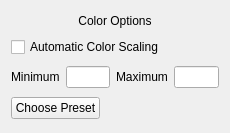
Above: Code/Mantid/Vates/VatesSimpleGui/ui/ColorSelectionWidget.ui from mantidproject/mantid before the change. Below: the same form after it.
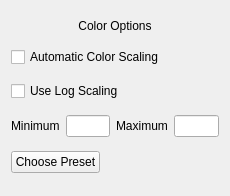
That is the form after the change.

Commit message: Adding ability to do log color scaling. This refs #2960.

The edit to the form file:
```diff
--- a/Code/Mantid/Vates/VatesSimpleGui/ui/ColorSelectionWidget.ui
+++ b/Code/Mantid/Vates/VatesSimpleGui/ui/ColorSelectionWidget.ui
@@ -7,7 +7,7 @@
     <x>0</x>
     <y>0</y>
     <width>230</width>
-    <height>133</height>
+    <height>196</height>
    </rect>
   </property>
   <property name="sizePolicy">
@@ -19,8 +19,8 @@
   <property name="windowTitle">
    <string>Form</string>
   </property>
-  <layout class="QGridLayout" name="gridLayout">
-   <item row="0" column="0">
+  <layout class="QVBoxLayout" name="verticalLayout">
+   <item>
     <widget class="QLabel" name="titleLabel">
      <property name="sizePolicy">
       <sizepolicy hsizetype="Minimum" vsizetype="Fixed">
@@ -41,14 +41,21 @@
      </property>
     </widget>
    </item>
-   <item row="1" column="0">
+   <item>
     <widget class="QCheckBox" name="autoColorScaleCheckBox">
      <property name="text">
       <string>Automatic Color Scaling</string>
      </property>
     </widget>
    </item>
-   <item row="2" column="0">
+   <item>
+    <widget class="QCheckBox" name="useLogScaleCheckBox">
+     <property name="text">
+      <string>Use Log Scaling</string>
+     </property>
+    </widget>
+   </item>
+   <item>
     <layout class="QHBoxLayout" name="horizontalLayout">
      <item>
       <widget class="QLabel" name="minValLabel">
@@ -86,7 +93,7 @@
      </item>
     </layout>
    </item>
-   <item row="3" column="0">
+   <item>
     <layout class="QHBoxLayout" name="horizontalLayout_2">
      <item>
       <widget class="QPushButton" name="presetButton">
```
The commit also changes 9 other files.
